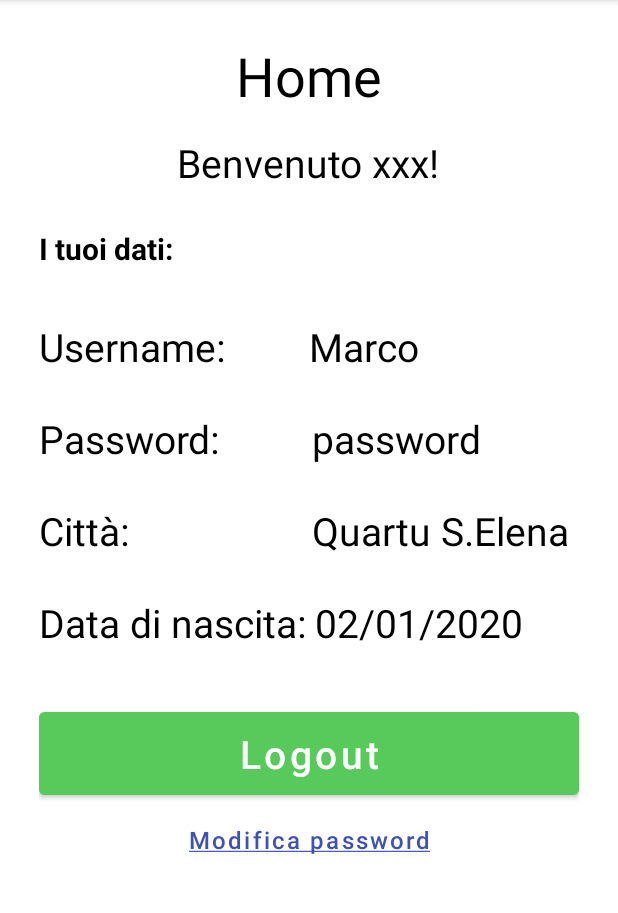
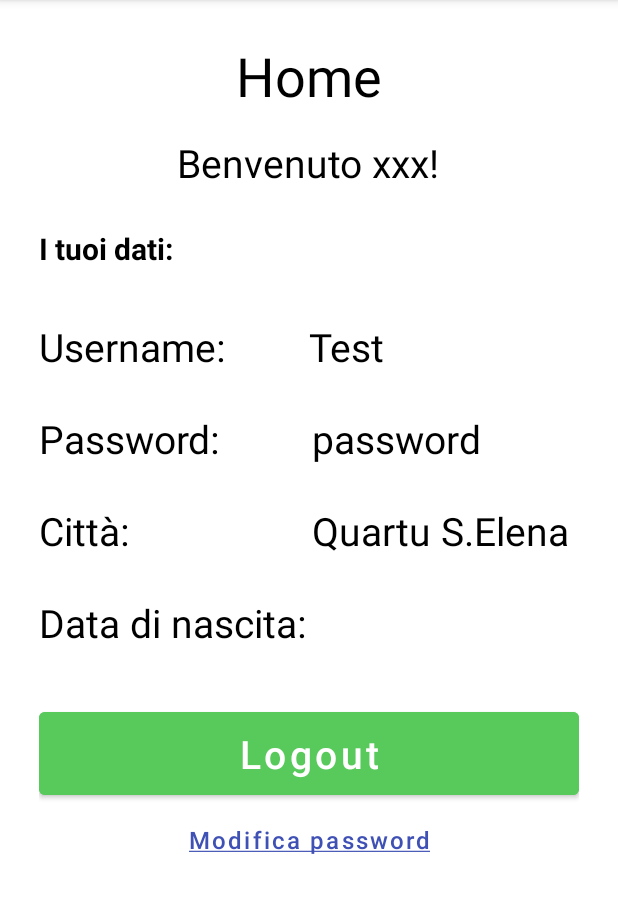
Before and after one commit to ValentinaS8/ProgettoTnvAndroid, an Android app: the HomeActivity screen opened directly, with no data from a screen before it, on a phone screen of 412 x 824 dp, the part 84-997 px from its top. Run offline under Robolectric (Android 15) with nearby library versions, the phone set to English and light mode, and no system bars; 5 statements that could not run were skipped.

Commit message:
aggiunta logica gestione home

```diff
--- a/app/src/main/java/com/example/progettotnvandroid/HomeActivity.java
+++ b/app/src/main/java/com/example/progettotnvandroid/HomeActivity.java
@@ -2,14 +2,106 @@
 
 import androidx.appcompat.app.AppCompatActivity;
 
+import android.content.Intent;
 import android.os.Bundle;
+import android.view.View;
+import android.widget.Button;
+import android.widget.TextView;
+
+import com.example.progettotnvandroid.model.Utente;
+
+import java.io.Serializable;
+import java.text.DateFormat;
+import java.text.SimpleDateFormat;
+import java.util.Date;
+import java.util.Locale;
+
+import static com.example.progettotnvandroid.LoginActivity.LOGIN_ACTIVITY_PATH;
 
 public class HomeActivity extends AppCompatActivity {
+
+    TextView userTextView, passwordTextView, cittaTextView, dataNascitaTextView, testoAdmin;
+    Button btnLogout, btnModificaPassword, btnGestioneUtenti;
+
+    /* Model */
+    Utente utenteLoggato;
 
     @Override
     protected void onCreate(Bundle savedInstanceState) {
         super.onCreate(savedInstanceState);
         setContentView(R.layout.activity_home);
+
+        /* Riferimenti widget */
+        userTextView = findViewById(R.id.user);
+        passwordTextView = findViewById(R.id.password);
+        cittaTextView = findViewById(R.id.citta);
+        dataNascitaTextView = findViewById(R.id.data_nascita);
+        btnLogout = findViewById(R.id.btn_logout);
+        btnModificaPassword = findViewById(R.id.btn_modifica_password);
+        btnGestioneUtenti = findViewById(R.id.btn_gestisci_utenti);
+        testoAdmin = findViewById(R.id.text_admin);
+
+        //recupero dell'intent
+        Intent intent = getIntent();
+        Serializable serializedLoggedUser = intent.getSerializableExtra(LOGIN_ACTIVITY_PATH);
+
+        //per no avere errori nel caso non arrivi l'oggetto Donation
+        if(serializedLoggedUser instanceof Utente){
+            //non fare nulla
+        }else{
+            utenteLoggato = new Utente();
+        }
+
+        utenteLoggato = (Utente) serializedLoggedUser;
+
+        /* valorizzazione dei widgets */
+
+        //User
+        userTextView.setText( utenteLoggato.getUsername() );
+        //Password
+        passwordTextView.setText( utenteLoggato.getPassword() );
+        //Città
+        cittaTextView.setText( utenteLoggato.getCitta() );
+        //Data nascita
+        //da data a stringa
+        DateFormat sdf = new SimpleDateFormat("dd/MM/yyyy", Locale.ITALIAN);
+        String dataUtenteLoggato = sdf.format(utenteLoggato.getDataNascita());
+        dataNascitaTextView.setText( dataUtenteLoggato );
+
+        /* Gestione admin */
+        if(utenteLoggato.isAdmin()){
+            testoAdmin.setVisibility(View.VISIBLE);
+            btnGestioneUtenti.setVisibility(View.VISIBLE);
+        }
+
+        /* Listners */
+
+        //Pulsante logout
+        btnLogout.setOnClickListener(new View.OnClickListener() {
+            @Override
+            public void onClick(View v) {
+
+                //torna alla login
+                goToLoginActivity();
+
+            }
+        });
+
+        //Pulsante modifica password
+        btnModificaPassword.setOnClickListener(new View.OnClickListener() {
+            @Override
+            public void onClick(View v) {
+
+            }
+        });
+
+        //Pulsante gestione utenti
+        btnGestioneUtenti.setOnClickListener(new View.OnClickListener() {
+            @Override
+            public void onClick(View v) {
+
+            }
+        });
     }
 
     @Override
@@ -19,4 +111,13 @@
     public void onBackPressed() {
         return;
     }
+
+    /**
+     * Reindirizzamento alla LoginActivity
+     */
+    private void goToLoginActivity() {
+        Intent intent = new Intent(HomeActivity.this,
+                LoginActivity.class);
+        startActivity(intent);
+    }
 }
--- a/app/src/main/java/com/example/progettotnvandroid/LoginActivity.java
+++ b/app/src/main/java/com/example/progettotnvandroid/LoginActivity.java
@@ -119,6 +119,8 @@
         });
     }
 
+
+
     @Override
     /**
      * Evita di tornare all'activity precedente con il tasto indietro
--- a/app/src/main/res/layout/activity_home.xml
+++ b/app/src/main/res/layout/activity_home.xml
@@ -74,7 +74,8 @@
                         android:gravity="right"
                         android:textSize="20dp"/>-->
 
-                    <TextView android:layout_width="match_parent"
+                    <TextView android:id="@+id/text_admin"
+                        android:layout_width="match_parent"
                         android:layout_height="wrap_content"
                         android:textSize="20dp"
                         android:textStyle="bold"
@@ -136,10 +137,10 @@
                     <!-- Label -->
                     <TextView
                         android:layout_width="wrap_content"
-                        android:layout_height="wrap_content"
+                        android:layout_height="match_parent"
                         android:text="@string/home_label_username"
                         android:textColor="@color/black"
-                        android:textSize="26dp"/>
+                        android:textSize="26dp" />
 
                 </LinearLayout>
 
@@ -150,12 +151,13 @@
                     android:orientation="vertical">
 
                     <!-- Value -->
-                    <TextView android:id="@+id/user"
-                        android:layout_width="wrap_content"
+                    <TextView
+                        android:id="@+id/user"
+                        android:layout_width="63dp"
                         android:layout_height="wrap_content"
-                        android:text="Marco"
+                        android:text="Test"
                         android:textColor="@color/black"
-                        android:textSize="26dp"/>
+                        android:textSize="26dp" />
 
                 </LinearLayout>
 
@@ -311,7 +313,7 @@
 
             <!-- Bottone gestisci utenti -->
 
-            <Button
+            <Button android:id="@+id/btn_gestisci_utenti"
                 android:layout_width="match_parent"
                 android:layout_height="wrap_content"
                 android:backgroundTint="@color/btn_green"
@@ -319,12 +321,13 @@
                 android:layout_gravity="center"
                 android:textAllCaps="false"
                 android:visibility="gone"
+                android:padding="10dp"
                 android:textSize="26dp"
                 android:textColor="@color/white"/>
 
             <!-- Bottone logout -->
 
-            <Button
+            <Button android:id="@+id/btn_logout"
                 android:layout_width="match_parent"
                 android:layout_height="wrap_content"
                 android:backgroundTint="@color/btn_green"
@@ -336,7 +339,7 @@
                 android:textColor="@color/white"/>
 
 
-            <Button
+            <Button android:id="@+id/btn_modifica_password"
                 android:layout_width="wrap_content"
                 android:layout_height="wrap_content"
                 android:text="@string/btn_modifica_password"
--- a/app/src/main/res/layout/activity_login.xml
+++ b/app/src/main/res/layout/activity_login.xml
@@ -78,6 +78,7 @@
             android:layout_height="wrap_content"
             android:backgroundTint="@color/btn_green"
             android:text="@string/btn_accedi"
+            android:padding="10dp"
             android:layout_gravity="center"
             android:textSize="26dp"
             android:textColor="@color/white"/>
```
